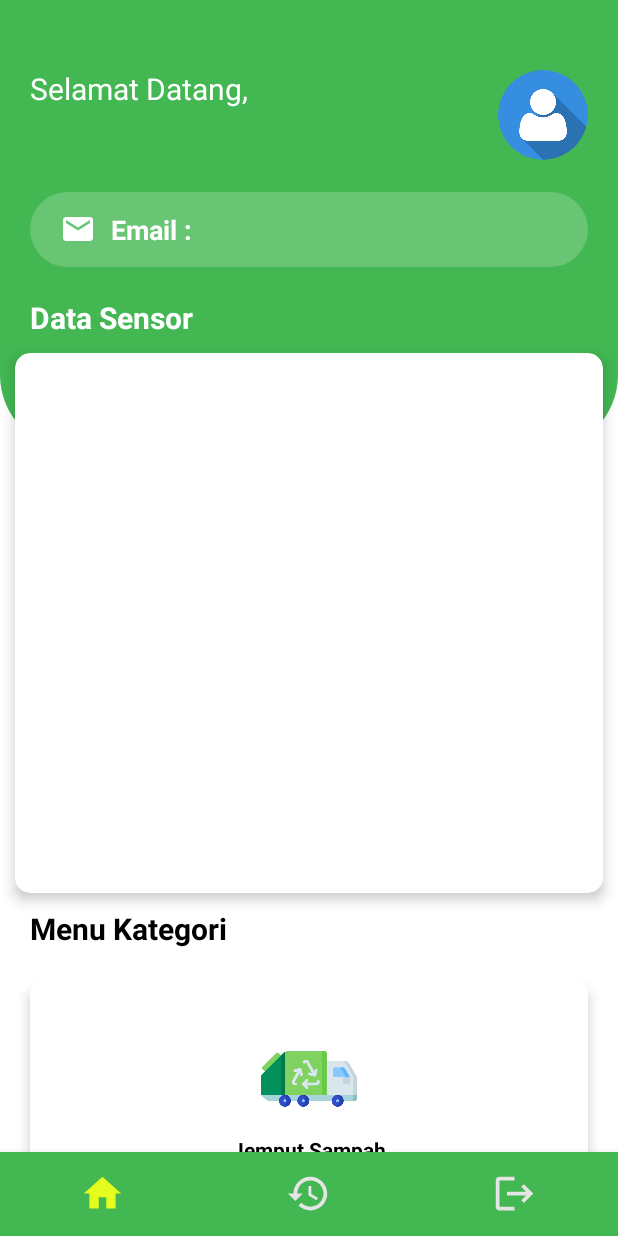
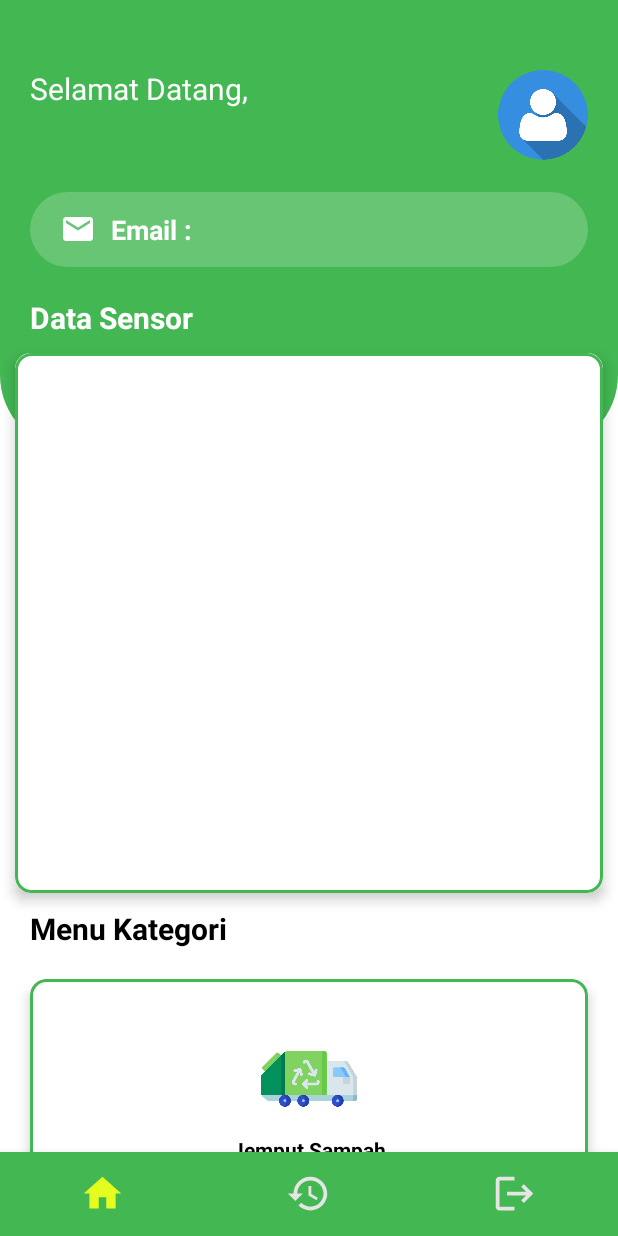
Before and after one commit to Nur-Hanafi/SmartTB_admin, an Android app: the screen it shows after launch once a user with an empty profile is signed in (MainActivity), on a phone screen of 412 x 824 dp. Run offline under Robolectric (Android 15) with nearby library versions, the phone set to English and light mode, and no system bars; our stand-ins replace CircleImageView, Firebase (no records; nobody signed in at launch, a user with empty details on screens opened directly); 2 statements that could not run were skipped.

Commit message:
1. fix tampilan UI 2. fix statusbar color, changed too green

```diff
--- /dev/null
+++ b/app/src/main/res/drawable/bg_cardview_stroke_10dp.xml
@@ -0,0 +1,9 @@
+<?xml version="1.0" encoding="utf-8"?>
+<shape xmlns:android="http://schemas.android.com/apk/res/android"
+    android:shape="rectangle">
+    <solid android:color="@color/white"/>
+    <stroke
+        android:color="@color/colorPrimary"
+        android:width="2dp" /> <!-- Lebar stroke 2dp -->
+    <corners android:radius="10dp"/>
+</shape>
--- a/app/src/main/res/layout/activity_main.xml
+++ b/app/src/main/res/layout/activity_main.xml
@@ -115,10 +115,16 @@
             app:cardCornerRadius="10dp"
             app:cardElevation="5dp">
 
+            <LinearLayout
+                android:layout_width="match_parent"
+                android:layout_height="360dp"
+                android:background="@drawable/bg_cardview_stroke_10dp">
+
                 <androidx.recyclerview.widget.RecyclerView
                     android:id="@+id/recyclerNode"
                     android:layout_width="match_parent"
                     android:layout_height="wrap_content" />
+            </LinearLayout>
 
         </androidx.cardview.widget.CardView>
 
--- a/app/src/main/res/layout/content_main.xml
+++ b/app/src/main/res/layout/content_main.xml
@@ -25,7 +25,8 @@
                 android:layout_width="match_parent"
                 android:layout_height="match_parent"
                 android:gravity="center"
-                android:orientation="vertical">
+                android:orientation="vertical"
+                android:background="@drawable/bg_cardview_stroke_10dp">
 
                 <ImageView
                     android:layout_width="64dp"
@@ -42,7 +43,7 @@
 
                 <View
                     android:layout_width="match_parent"
-                    android:layout_height="1dp"
+                    android:layout_height="2dp"
                     android:layout_margin="10dp"
                     android:background="@color/colorPrimary" />
 
@@ -71,7 +72,8 @@
                 android:layout_width="match_parent"
                 android:layout_height="match_parent"
                 android:gravity="center"
-                android:orientation="vertical">
+                android:orientation="vertical"
+                android:background="@drawable/bg_cardview_stroke_10dp">
 
                 <ImageView
                     android:layout_width="70dp"
@@ -89,7 +91,7 @@
 
                 <View
                     android:layout_width="match_parent"
-                    android:layout_height="1dp"
+                    android:layout_height="2dp"
                     android:layout_margin="10dp"
                     android:background="@color/colorPrimary" />
 
@@ -109,7 +111,8 @@
                 android:layout_width="match_parent"
                 android:layout_height="match_parent"
                 android:gravity="center"
-                android:orientation="vertical">
+                android:orientation="vertical"
+                android:background="@drawable/bg_cardview_stroke_10dp">
 
                 <ImageView
                     android:layout_width="70dp"
@@ -126,7 +129,7 @@
 
                 <View
                     android:layout_width="match_parent"
-                    android:layout_height="1dp"
+                    android:layout_height="2dp"
                     android:layout_margin="10dp"
                     android:background="@color/colorPrimary" />
 
@@ -154,7 +157,8 @@
                 android:layout_width="match_parent"
                 android:layout_height="match_parent"
                 android:gravity="center"
-                android:orientation="vertical">
+                android:orientation="vertical"
+                android:background="@drawable/bg_cardview_stroke_10dp">
 
                 <ImageView
                     android:layout_width="70dp"
@@ -171,7 +175,7 @@
 
                 <View
                     android:layout_width="match_parent"
-                    android:layout_height="1dp"
+                    android:layout_height="2dp"
                     android:layout_margin="10dp"
                     android:background="@color/colorPrimary" />
 
--- a/app/src/main/res/layout/recycler_item.xml
+++ b/app/src/main/res/layout/recycler_item.xml
@@ -20,7 +20,8 @@
 
         <RelativeLayout
             android:layout_width="wrap_content"
-            android:layout_height="wrap_content">
+            android:layout_height="wrap_content"
+            android:background="@drawable/bg_cardview_stroke_10dp">
 
             <TextView
                 android:id="@+id/tvNode"
--- a/app/src/main/res/layout/recyler_jemputsampah.xml
+++ b/app/src/main/res/layout/recyler_jemputsampah.xml
@@ -17,7 +17,8 @@
 
         <RelativeLayout
             android:layout_width="match_parent"
-            android:layout_height="wrap_content">
+            android:layout_height="wrap_content"
+            android:background="@drawable/bg_cardview_stroke_10dp">
 
             <RelativeLayout
                 android:layout_width="match_parent"
--- a/app/src/main/res/values-night/themes.xml
+++ b/app/src/main/res/values-night/themes.xml
@@ -2,15 +2,15 @@
     <!-- Base application theme. -->
     <style name="Theme.SmartTB" parent="Theme.MaterialComponents.DayNight.DarkActionBar">
         <!-- Primary brand color. -->
-        <item name="colorPrimary">@color/purple_200</item>
-        <item name="colorPrimaryVariant">@color/purple_700</item>
+        <item name="colorPrimary">@color/colorPrimary</item>
+        <item name="colorPrimaryVariant">@color/colorPrimaryDark</item>
         <item name="colorOnPrimary">@color/black</item>
         <!-- Secondary brand color. -->
         <item name="colorSecondary">@color/teal_200</item>
         <item name="colorSecondaryVariant">@color/teal_200</item>
         <item name="colorOnSecondary">@color/black</item>
         <!-- Status bar color. -->
-        <item name="android:statusBarColor">?attr/colorPrimaryVariant</item>
+        <item name="android:statusBarColor">@color/colorPrimary</item>
         <!-- Customize your theme here. -->
 
         <!-- Menyembunyikan judul aplikasi dari ActionBar -->
--- a/app/src/main/res/values/themes.xml
+++ b/app/src/main/res/values/themes.xml
@@ -2,15 +2,15 @@
     <!-- Base application theme. -->
     <style name="Theme.SmartTB" parent="Theme.MaterialComponents.DayNight.DarkActionBar">
         <!-- Primary brand color. -->
-        <item name="colorPrimary">@color/purple_500</item>
-        <item name="colorPrimaryVariant">@color/purple_700</item>
+        <item name="colorPrimary">@color/colorPrimary</item>
+        <item name="colorPrimaryVariant">@color/colorPrimaryDark</item>
         <item name="colorOnPrimary">@color/white</item>
         <!-- Secondary brand color. -->
         <item name="colorSecondary">@color/teal_200</item>
         <item name="colorSecondaryVariant">@color/teal_700</item>
         <item name="colorOnSecondary">@color/black</item>
         <!-- Status bar color. -->
-        <item name="android:statusBarColor">?attr/colorPrimaryVariant</item>
+        <item name="android:statusBarColor">@color/colorPrimary</item>
         <!-- Menyembunyikan judul aplikasi dari ActionBar -->
         <item name="windowActionBar">false</item>
         <!-- Menyembunyikan judul aplikasi di status bar -->
```
Also changed, not shown: app/src/main/res/layout/activity_detail_riwayat.xml (+5 -4 lines), app/src/main/res/layout/activity_harga_sampah.xml (+7 -8 lines).
